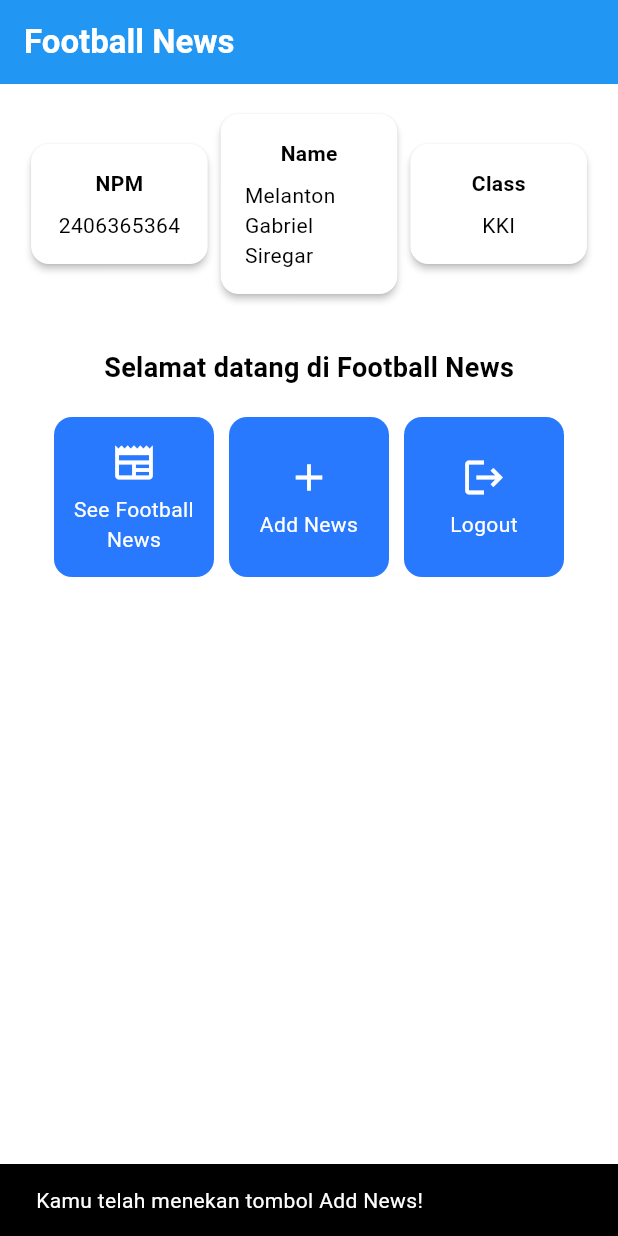
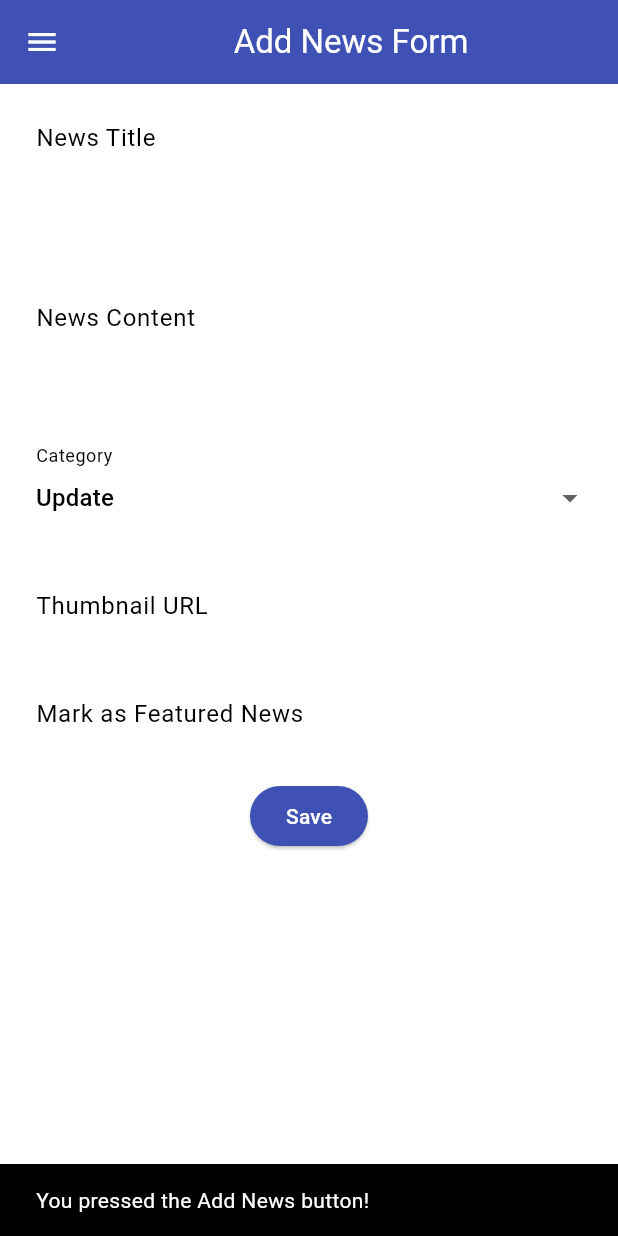
Before and after one commit to Twentism/football-news-mobile, a Flutter app: the MyHomePage screen opened directly, after a tap on "Add News", on a phone screen of 412 x 824 dp. Run offline on Flutter 3.47's test engine with Material 3 defaults, Android fonts, the phone set to English and light mode, and no system bars.

Commit message:
Tutorial 7

```diff
--- a/lib/main.dart
+++ b/lib/main.dart
@@ -1,5 +1,5 @@
 import 'package:flutter/material.dart';
-import 'package:football_news/menu.dart';
+import 'package:football_news/screens/menu.dart';
 
 void main() {
   runApp(const MyApp());
--- a/lib/menu.dart
+++ b/lib/screens/menu.dart
@@ -1,4 +1,6 @@
 import 'package:flutter/material.dart';
+import 'package:football_news/widgets/left_drawer.dart';
+import 'package:football_news/widgets/news_card.dart';
 
 class MyHomePage extends StatelessWidget {
   MyHomePage({super.key, required ColorScheme colorScheme});
@@ -26,6 +28,7 @@ class MyHomePage extends StatelessWidget {
         // Warna latar belakang AppBar diambil dari skema warna tema aplikasi.
         backgroundColor: Theme.of(context).colorScheme.primary,
       ),
+      drawer: const LeftDrawer(),
       // Body halaman dengan padding di sekelilingnya.
       body: Padding(
         padding: const EdgeInsets.all(16.0),
@@ -119,61 +122,3 @@ class InfoCard extends StatelessWidget {
     );
   }
 }
-
-class ItemHomepage {
-  final String name;
-  final IconData icon;
-
-  ItemHomepage(this.name, this.icon);
-}
-
-class ItemCard extends StatelessWidget {
-  // Menampilkan kartu dengan ikon dan nama.
-
-  final ItemHomepage item;
-
-  const ItemCard(this.item, {super.key});
-
-  @override
-  Widget build(BuildContext context) {
-    return Material(
-      // Menentukan warna latar belakang dari tema aplikasi.
-      color: Theme.of(context).colorScheme.secondary,
-      // Membuat sudut kartu melengkung.
-      borderRadius: BorderRadius.circular(12),
-
-      child: InkWell(
-        // Aksi ketika kartu ditekan.
-        onTap: () {
-          // Menampilkan pesan SnackBar saat kartu ditekan.
-          ScaffoldMessenger.of(context)
-            ..hideCurrentSnackBar()
-            ..showSnackBar(
-              SnackBar(
-                content: Text("Kamu telah menekan tombol ${item.name}!"),
-              ),
-            );
-        },
-        // Container untuk menyimpan Icon dan Text
-        child: Container(
-          padding: const EdgeInsets.all(8),
-          child: Center(
-            child: Column(
-              // Menyusun ikon dan teks di tengah kartu.
-              mainAxisAlignment: MainAxisAlignment.center,
-              children: [
-                Icon(item.icon, color: Colors.white, size: 30.0),
-                const Padding(padding: EdgeInsets.all(3)),
-                Text(
-                  item.name,
-                  textAlign: TextAlign.center,
-                  style: const TextStyle(color: Colors.white),
-                ),
-              ],
-            ),
-          ),
-        ),
-      ),
-    );
-  }
-}
--- /dev/null
+++ b/lib/screens/newslist_form.dart
@@ -0,0 +1,224 @@
+import 'package:flutter/material.dart';
+import 'package:football_news/widgets/left_drawer.dart';
+
+class NewsFormPage extends StatefulWidget {
+  const NewsFormPage({super.key});
+
+  @override
+  State<NewsFormPage> createState() => _NewsFormPageState();
+}
+
+class _NewsFormPageState extends State<NewsFormPage> {
+  final _formKey = GlobalKey<FormState>();
+  String _title = "";
+  String _content = "";
+  String _category = "update"; // default
+  String _thumbnail = "";
+  bool _isFeatured = false; // default
+
+  final List<String> _categories = [
+    'transfer',
+    'update',
+    'exclusive',
+    'match',
+    'rumor',
+    'analysis',
+  ];
+
+  @override
+  Widget build(BuildContext context) {
+    return Scaffold(
+      appBar: AppBar(
+        title: const Center(child: Text('Add News Form')),
+        backgroundColor: Colors.indigo,
+        foregroundColor: Colors.white,
+      ),
+      drawer: const LeftDrawer(),
+      body: Form(
+        key: _formKey,
+        child: SingleChildScrollView(
+          child: Column(
+            crossAxisAlignment: CrossAxisAlignment.start,
+            children: [
+              // === Title ===
+              Padding(
+                padding: const EdgeInsets.all(8.0),
+                child: TextFormField(
+                  decoration: InputDecoration(
+                    hintText: "News Title",
+                    labelText: "News Title",
+                    border: OutlineInputBorder(
+                      borderRadius: BorderRadius.circular(5.0),
+                    ),
+                  ),
+                  onChanged: (String? value) {
+                    setState(() {
+                      _title = value!;
+                    });
+                  },
+                  validator: (String? value) {
+                    if (value == null || value.isEmpty) {
+                      return "Title cannot be empty!";
+                    }
+                    return null;
+                  },
+                ),
+              ),
+              // === Content ===
+              Padding(
+                padding: const EdgeInsets.all(8.0),
+                child: TextFormField(
+                  maxLines: 5,
+                  decoration: InputDecoration(
+                    hintText: "News Content",
+                    labelText: "News Content",
+                    border: OutlineInputBorder(
+                      borderRadius: BorderRadius.circular(5.0),
+                    ),
+                  ),
+                  onChanged: (String? value) {
+                    setState(() {
+                      _content = value!;
+                    });
+                  },
+                  validator: (String? value) {
+                    if (value == null || value.isEmpty) {
+                      return "Content cannot be empty!";
+                    }
+                    return null;
+                  },
+                ),
+              ),
+
+              // === Category ===
+              Padding(
+                padding: const EdgeInsets.all(8.0),
+                child: DropdownButtonFormField<String>(
+                  decoration: InputDecoration(
+                    labelText: "Category",
+                    border: OutlineInputBorder(
+                      borderRadius: BorderRadius.circular(5.0),
+                    ),
+                  ),
+                  value: _category,
+                  items: _categories
+                      .map(
+                        (cat) => DropdownMenuItem(
+                          value: cat,
+                          child: Text(cat[0].toUpperCase() + cat.substring(1)),
+                        ),
+                      )
+                      .toList(),
+                  onChanged: (String? newValue) {
+                    setState(() {
+                      _category = newValue!;
+                    });
+                  },
+                ),
+              ),
+
+              // === Thumbnail URL ===
+              Padding(
+                padding: const EdgeInsets.all(8.0),
+                child: TextFormField(
+                  decoration: InputDecoration(
+                    hintText: "Thumbnail URL (optional)",
+                    labelText: "Thumbnail URL",
+                    border: OutlineInputBorder(
+                      borderRadius: BorderRadius.circular(5.0),
+                    ),
+                  ),
+                  onChanged: (String? value) {
+                    setState(() {
+                      _thumbnail = value!;
+                    });
+                  },
+                ),
+              ),
+
+              // === Is Featured ===
+              Padding(
+                padding: const EdgeInsets.all(8.0),
+                child: SwitchListTile(
+                  title: const Text("Mark as Featured News"),
+                  value: _isFeatured,
+                  onChanged: (bool value) {
+                    setState(() {
+                      _isFeatured = value;
+                    });
+                  },
+                ),
+              ),
+
+              // === Save Button ===
+              Align(
+                alignment: Alignment.bottomCenter,
+                child: Padding(
+                  padding: const EdgeInsets.all(8.0),
+                  child: ElevatedButton(
+                    style: ButtonStyle(
+                      backgroundColor: MaterialStateProperty.all(Colors.indigo),
+                    ),
+                    onPressed: () {
+                      if (_formKey.currentState!.validate()) {
+                        // Save the current values
+                        String title = _title;
+                        String content = _content;
+                        String category = _category;
+                        String thumbnail = _thumbnail;
+                        bool isFeatured = _isFeatured;
+
+                        showDialog(
+                          context: context,
+                          builder: (context) {
+                            return AlertDialog(
+                              title: const Text('News saved successfully'),
+                              content: SingleChildScrollView(
+                                child: Column(
+                                  crossAxisAlignment: CrossAxisAlignment.start,
+                                  children: [
+                                    Text('Title: $title'),
+                                    Text('Content: $content'),
+                                    Text('Category: $category'),
+                                    Text('Thumbnail URL: $thumbnail'),
+                                    Text('Is Featured: $isFeatured'),
+                                  ],
+                                ),
+                              ),
+                              actions: [
+                                TextButton(
+                                  child: const Text('OK'),
+                                  onPressed: () {
+                                    Navigator.pop(context);
+                                    // Reset the form after closing the dialog
+                                    _formKey.currentState!.reset();
+                                    // Reset the state variables
+                                    setState(() {
+                                      _title = "";
+                                      _content = "";
+                                      _category = "update";
+                                      _thumbnail = "";
+                                      _isFeatured = false;
+                                    });
+                                  },
+                                ),
+                              ],
+                            );
+                          },
+                        );
+                      }
+                    },
+                    child: const Text(
+                      "Save",
+                      style: TextStyle(color: Colors.white),
+                    ),
+                  ),
+                ),
+              ),
+            ],
+          ),
+        ),
+      ),
+    );
+  }
+}
--- /dev/null
+++ b/lib/widgets/left_drawer.dart
@@ -0,0 +1,78 @@
+import 'package:flutter/material.dart';
+import 'package:football_news/screens/menu.dart';
+import 'package:football_news/screens/newslist_form.dart';
+
+class LeftDrawer extends StatelessWidget {
+  const LeftDrawer({super.key});
+
+  @override
+  Widget build(BuildContext context) {
+    return Drawer(
+      child: ListView(
+        children: [
+          const DrawerHeader(
+            decoration: BoxDecoration(color: Colors.blue),
+            child: Column(
+              children: [
+                Text(
+                  'Football News',
+                  textAlign: TextAlign.center,
+                  style: TextStyle(
+                    fontSize: 30,
+                    fontWeight: FontWeight.bold,
+                    color: Colors.white,
+                  ),
+                ),
+                Padding(padding: EdgeInsets.all(10)),
+                Text(
+                  "All the latest football updates here!",
+                  textAlign: TextAlign.center,
+                  style: TextStyle(
+                    fontSize: 15,
+                    color: Colors.white,
+                    fontWeight: FontWeight.normal,
+                  ),
+                ),
+              ],
+            ),
+          ),
+          ListTile(
+            leading: const Icon(Icons.home_outlined),
+            title: const Text('Home'),
+            // Redirect to MyHomePage
+            onTap: () {
+              Navigator.pushReplacement(
+                context,
+                MaterialPageRoute(
+                  builder: (context) =>
+                      MyHomePage(colorScheme: Theme.of(context).colorScheme),
+                ),
+              );
+            },
+          ),
+          ListTile(
+            leading: const Icon(Icons.post_add),
+            title: const Text('Add News'),
+            // Redirect to NewsFormPage
+            onTap: () {
+              Navigator.push(
+                context,
+                MaterialPageRoute(builder: (context) => const NewsFormPage()),
+              );
+            },
+          ),
+          ListTile(
+            leading: const Icon(Icons.article_outlined),
+            title: const Text('News List'),
+            // This is a dummy button for now
+            onTap: () {
+              ScaffoldMessenger.of(context)
+                ..hideCurrentSnackBar()
+                ..showSnackBar(const SnackBar(content: Text("Coming soon!")));
+            },
+          ),
+        ],
+      ),
+    );
+  }
+}
--- /dev/null
+++ b/lib/widgets/news_card.dart
@@ -0,0 +1,66 @@
+import 'package:flutter/material.dart';
+import 'package:football_news/screens/newslist_form.dart';
+
+class ItemHomepage {
+  final String name;
+  final IconData icon;
+
+  ItemHomepage(this.name, this.icon);
+}
+
+class ItemCard extends StatelessWidget {
+  // Menampilkan kartu dengan ikon dan nama.
+
+  final ItemHomepage item;
+
+  const ItemCard(this.item, {super.key});
+
+  @override
+  Widget build(BuildContext context) {
+    return Material(
+      // Menentukan warna latar belakang dari tema aplikasi.
+      color: Theme.of(context).colorScheme.secondary,
+      // Membuat sudut kartu melengkung.
+      borderRadius: BorderRadius.circular(12),
+
+      child: InkWell(
+        // Aksi ketika kartu ditekan.
+        onTap: () {
+          // Show SnackBar when clicked
+          ScaffoldMessenger.of(context)
+            ..hideCurrentSnackBar()
+            ..showSnackBar(
+              SnackBar(content: Text("You pressed the ${item.name} button!")),
+            );
+
+          // Navigate to the appropriate route (depending on the button type)
+          if (item.name == "Add News") {
+            Navigator.push(
+              context,
+              MaterialPageRoute(builder: (context) => const NewsFormPage()),
+            );
+          }
+        },
+        // Container untuk menyimpan Icon dan Text
+        child: Container(
+          padding: const EdgeInsets.all(8),
+          child: Center(
+            child: Column(
+              // Menyusun ikon dan teks di tengah kartu.
+              mainAxisAlignment: MainAxisAlignment.center,
+              children: [
+                Icon(item.icon, color: Colors.white, size: 30.0),
+                const Padding(padding: EdgeInsets.all(3)),
+                Text(
+                  item.name,
+                  textAlign: TextAlign.center,
+                  style: const TextStyle(color: Colors.white),
+                ),
+              ],
+            ),
+          ),
+        ),
+      ),
+    );
+  }
+}
```
